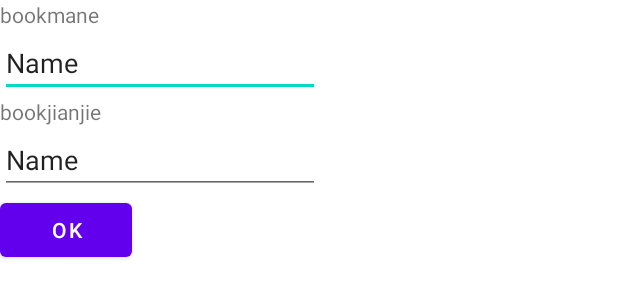
After one commit to lky1022/finalwork, an Android app: the layout activity_imput_book.xml on its own in the app's theme, with its tools: preview values and no code run, on a phone screen of 412 x 824 dp. The commit adds this screen. Shown: the top 300 px of the screen. Run offline under Robolectric (Android 15) with nearby library versions, the phone set to English and light mode, and no system bars.

Commit message:
input Activity

```diff
--- a/app/src/main/AndroidManifest.xml
+++ b/app/src/main/AndroidManifest.xml
@@ -14,6 +14,9 @@
         android:theme="@style/Theme.MyFinalwork"
         tools:targetApi="31">
         <activity
+            android:name=".imput_book"
+            android:exported="false" />
+        <activity
             android:name=".MainActivity"
             android:exported="true">
             <intent-filter>
--- /dev/null
+++ b/app/src/main/res/layout/activity_imput_book.xml
@@ -0,0 +1,61 @@
+<?xml version="1.0" encoding="utf-8"?>
+<FrameLayout xmlns:android="http://schemas.android.com/apk/res/android"
+    xmlns:app="http://schemas.android.com/apk/res-auto"
+    xmlns:tools="http://schemas.android.com/tools"
+    android:layout_width="match_parent"
+    android:layout_height="match_parent"
+    tools:context=".imput_bookActivity">
+
+    <LinearLayout
+        android:layout_width="match_parent"
+        android:layout_height="wrap_content"
+        android:orientation="horizontal">
+
+        <LinearLayout
+            android:layout_width="316dp"
+            android:layout_height="wrap_content"
+            android:orientation="vertical">
+
+            <TextView
+                android:id="@+id/textViewTitle"
+                android:layout_width="wrap_content"
+                android:layout_height="wrap_content"
+                android:text="bookmane"
+                tools:layout_editor_absoluteX="62dp"
+                tools:layout_editor_absoluteY="87dp" />
+
+            <EditText
+                android:id="@+id/editTextTextbookTitle"
+                android:layout_width="wrap_content"
+                android:layout_height="wrap_content"
+                android:ems="10"
+                android:inputType="textPersonName"
+                android:text="Name"
+                tools:layout_editor_absoluteX="120dp"
+                tools:layout_editor_absoluteY="72dp" />
+
+            <TextView
+                android:id="@+id/textViewjianjie"
+                android:layout_width="wrap_content"
+                android:layout_height="wrap_content"
+                android:text="bookjianjie"
+                tools:layout_editor_absoluteX="62dp"
+                tools:layout_editor_absoluteY="87dp" />
+
+            <EditText
+                android:id="@+id/editTextTextbookjianjie"
+                android:layout_width="wrap_content"
+                android:layout_height="wrap_content"
+                android:ems="10"
+                android:inputType="textPersonName"
+                android:text="Name"
+                tools:layout_editor_absoluteX="120dp"
+                tools:layout_editor_absoluteY="72dp" />
+            <Button
+                android:id="@+id/button_ok"
+                android:layout_width="wrap_content"
+                android:layout_height="wrap_content"
+                android:text="ok"></Button>
+        </LinearLayout>
+    </LinearLayout>
+</FrameLayout>
```
Also changed, not shown: app/src/main/java/cn/edu/jnu/finalwork/MainActivity.java (+25 -2 lines), app/src/main/java/cn/edu/jnu/finalwork/imput_bookActivity.java (added, +38 -0 lines).
